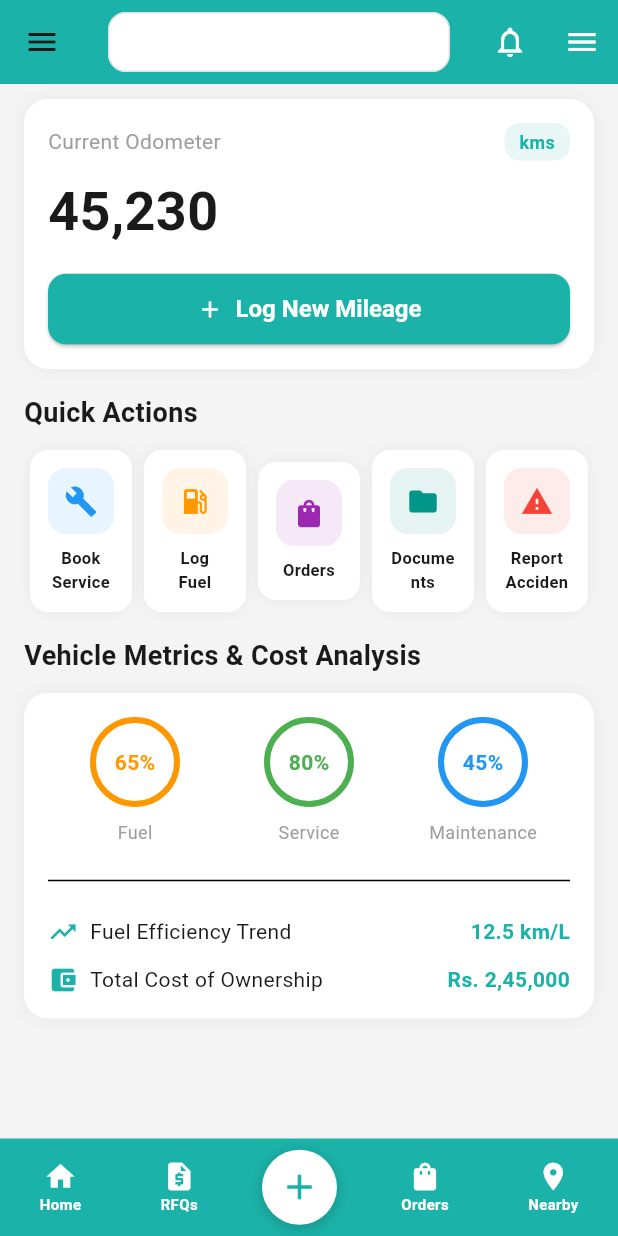
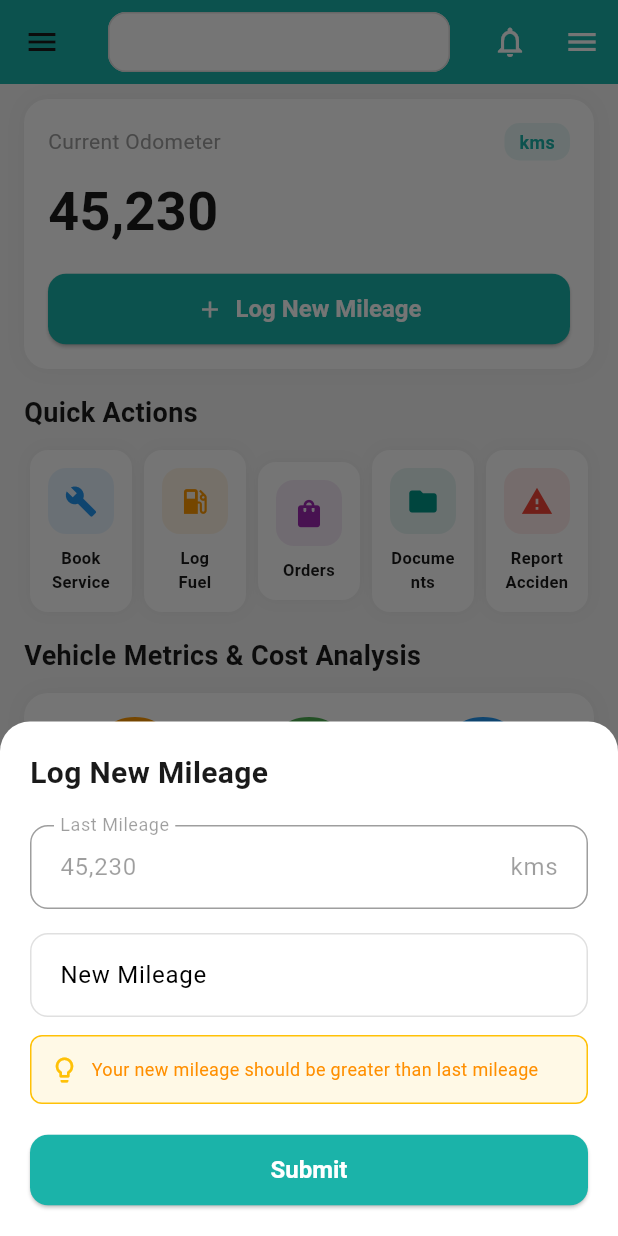
Before and after one commit to Najeeb386/fixiobike, a Flutter app: the screen it shows after launch, scrolled down 295 dp, after a tap on "Log New Mileage", on a phone screen of 412 x 824 dp. Run offline on Flutter 3.47's test engine with Material 3 defaults, Android fonts, the phone set to English and light mode, and no system bars; our stand-ins replace get.

Commit message:
mileage log foam added

```diff
--- a/lib/features/dashboard/screens/homepage.dart
+++ b/lib/features/dashboard/screens/homepage.dart
@@ -269,6 +269,113 @@ class _HomepageState extends State<Homepage> {
     );
   }
 
+  void _showLogMileageSheet(BuildContext context) {
+    final lastMileageController = TextEditingController(text: '45,230');
+    final newMileageController = TextEditingController();
+
+    showModalBottomSheet(
+      context: context,
+      isScrollControlled: true,
+      shape: const RoundedRectangleBorder(
+        borderRadius: BorderRadius.vertical(top: Radius.circular(20)),
+      ),
+      builder: (context) => Padding(
+        padding: EdgeInsets.only(
+          left: 20,
+          right: 20,
+          top: 20,
+          bottom: MediaQuery.of(context).viewInsets.bottom + 20,
+        ),
+        child: Column(
+          mainAxisSize: MainAxisSize.min,
+          crossAxisAlignment: CrossAxisAlignment.start,
+          children: [
+            const Text('Log New Mileage', style: TextStyle(fontSize: 20, fontWeight: FontWeight.bold, color: AppColors.textDark)),
+            const SizedBox(height: 20),
+            TextField(
+              controller: lastMileageController,
+              decoration: InputDecoration(
+                labelText: 'Last Mileage',
+                suffixText: 'kms',
+                border: OutlineInputBorder(borderRadius: BorderRadius.circular(12)),
+                enabled: false,
+              ),
+            ),
+            const SizedBox(height: 16),
+            TextField(
+              controller: newMileageController,
+              keyboardType: TextInputType.number,
+              decoration: InputDecoration(
+                labelText: 'New Mileage',
+                suffixText: 'kms',
+                border: OutlineInputBorder(borderRadius: BorderRadius.circular(12)),
+              ),
+            ),
+            const SizedBox(height: 12),
+            Container(
+              padding: const EdgeInsets.all(12),
+              decoration: BoxDecoration(
+                color: Colors.amber.withOpacity(0.1),
+                borderRadius: BorderRadius.circular(8),
+                border: Border.all(color: Colors.amber),
+              ),
+              child: Row(
+                children: [
+                  const Icon(Icons.lightbulb_outline, color: Colors.amber, size: 20),
+                  const SizedBox(width: 8),
+                  Expanded(
+                    child: Text(
+                      'Your new mileage should be greater than last mileage',
+                      style: TextStyle(fontSize: 12, color: Colors.amber.shade800),
+                    ),
+                  ),
+                ],
+              ),
+            ),
+            const SizedBox(height: 20),
+            SizedBox(
+              width: double.infinity,
+              child: ElevatedButton(
+                onPressed: () {
+                  if (newMileageController.text.isNotEmpty) {
+                    final newMileage = int.tryParse(newMileageController.text.replaceAll(',', '')) ?? 0;
+                    final lastMileage = int.tryParse(lastMileageController.text.replaceAll(',', '')) ?? 0;
+
+                    if (newMileage > lastMileage) {
+                      Get.back();
+                      Get.snackbar(
+                        'Success',
+                        'Mileage logged successfully!',
+                        snackPosition: SnackPosition.BOTTOM,
+                        backgroundColor: Colors.green,
+                        colorText: Colors.white,
+                      );
+                    } else {
+                      Get.snackbar(
+                        'Error',
+                        'New mileage must be greater than last mileage',
+                        snackPosition: SnackPosition.BOTTOM,
+                        backgroundColor: Colors.red,
+                        colorText: Colors.white,
+                      );
+                    }
+                  }
+                },
+                style: ElevatedButton.styleFrom(
+                  backgroundColor: AppColors.primaryColor,
+                  foregroundColor: Colors.white,
+                  padding: const EdgeInsets.symmetric(vertical: 14),
+                  shape: RoundedRectangleBorder(borderRadius: BorderRadius.circular(12)),
+                ),
+                child: const Text('Submit'),
+              ),
+            ),
+          ],
+        ),
+      ),
+    );
+  }
+
   Widget _buildVehicleOverview() {
     return Column(
       crossAxisAlignment: CrossAxisAlignment.start,
@@ -384,7 +491,7 @@ class _HomepageState extends State<Homepage> {
             SizedBox(
               width: double.infinity,
               child: ElevatedButton.icon(
-                onPressed: () {},
+                onPressed: () => _showLogMileageSheet(context),
                 icon: const Icon(Icons.add, size: 18),
                 label: const Text('Log New Mileage'),
                 style: ElevatedButton.styleFrom(backgroundColor: AppColors.primaryColor, foregroundColor: Colors.white, padding: const EdgeInsets.symmetric(vertical: 14), shape: RoundedRectangleBorder(borderRadius: BorderRadius.circular(12))),
```
